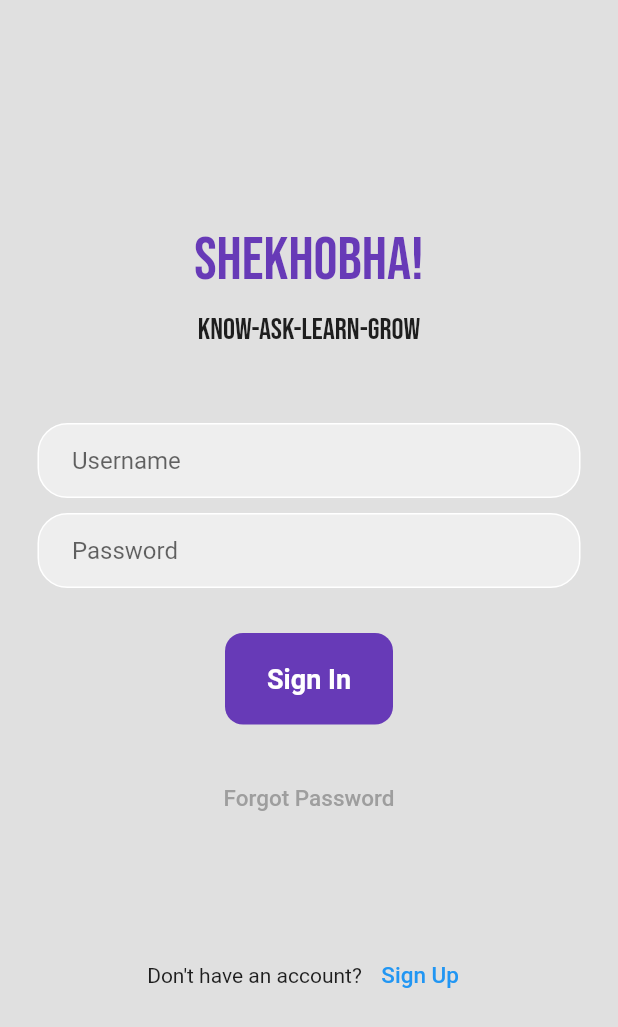
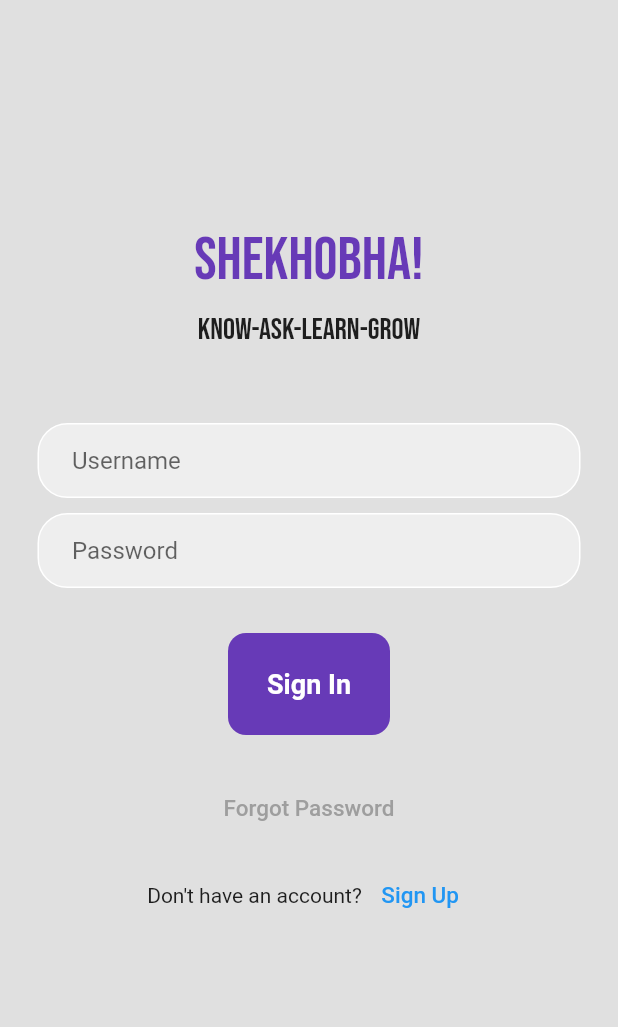
Before and after one commit to takrimchy/Educational-Application-ShekhoBhai-, a Flutter app: the screen it shows after launch, on a phone screen of 412 x 824 dp. Shown: the top 1027 px of the screen. Run offline on Flutter 3.47's test engine with Material 2 defaults, Android fonts, the phone set to English and light mode, and no system bars; our stand-ins replace google_fonts.

Commit message:
development is goin on...

```diff
--- a/developer_side/lib/logIn.dart
+++ b/developer_side/lib/logIn.dart
@@ -105,19 +105,19 @@ class _lonInState extends State<lonIn> {
 //------------- Sign In Button -------------------
 
                Padding(
-                  padding: const EdgeInsets.symmetric(horizontal: 150.0),
+                 padding: const EdgeInsets.symmetric(horizontal: 100.0),
 
 
 
                  child: Container(
-                padding: const EdgeInsets.all(20),
+                   padding: const EdgeInsets.all(10),
                    decoration: BoxDecoration(color: Colors.deepPurple,
                      borderRadius: BorderRadius.circular(12),
 
 
-
                    ),
-                child: const Center(
+                   child:  MaterialButton(
+                     onPressed: () {  },
                      child: Text('Sign In',
                        style: TextStyle(color: Colors.white,
                          fontWeight: FontWeight.bold,
@@ -143,7 +143,7 @@ class _lonInState extends State<lonIn> {
                 ),
               ),
 
-              const SizedBox(height: 70,),
+              const SizedBox(height: 10,),
 
               //-------------Don't have an account? ------------------
 
```
Lines whose indentation alone changed are shown as unchanged.
